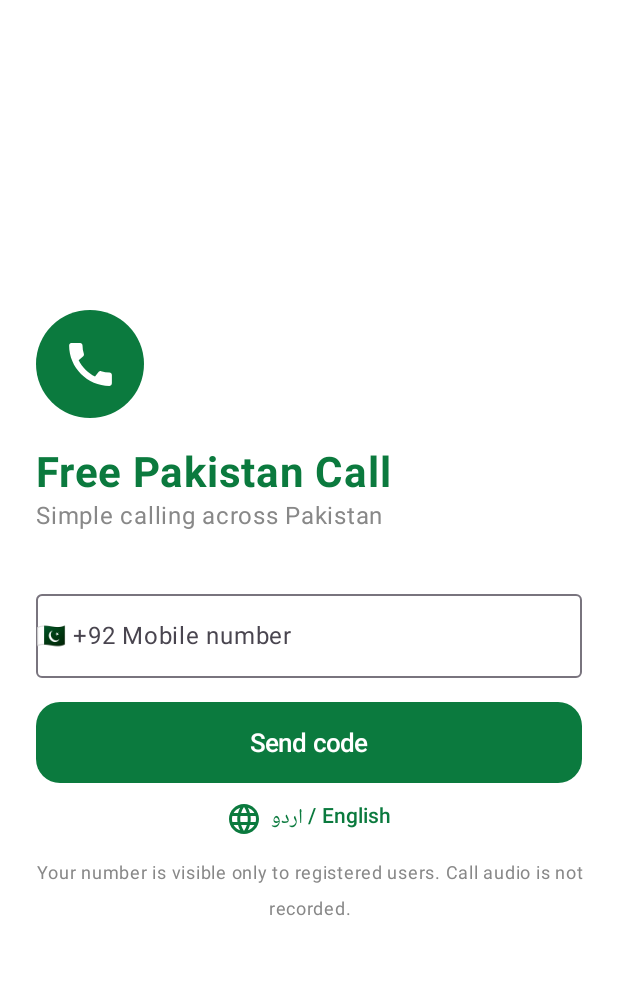
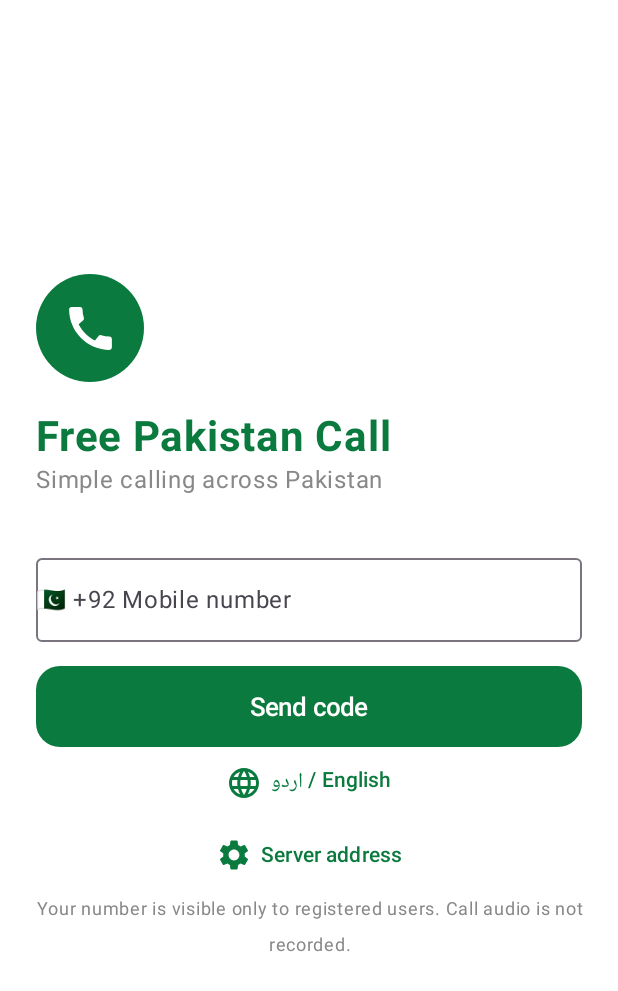
Before and after one commit to awaiskhan852853-droid/freepakistancall, an Android app built with Jetpack Compose: the screen it shows after launch (MainActivity), on a phone screen of 412 x 824 dp. Shown: the top 991 px of the screen. Run offline under Robolectric (Android 15) with nearby library versions, the phone set to English and light mode, and no system bars; libraries missing offline, so code that uses them is left out: com.twilio.voice, org.webrtc; 6 statements that could not run were skipped.

Commit message:
Add files via upload

```diff
--- a/app/src/main/java/com/freepakistancall/app/data/Api.kt
+++ b/app/src/main/java/com/freepakistancall/app/data/Api.kt
@@ -1,6 +1,5 @@
 package com.freepakistancall.app.data
 
-import com.freepakistancall.app.BuildConfig
 import kotlinx.coroutines.Dispatchers
 import kotlinx.coroutines.withContext
 import okhttp3.MediaType.Companion.toMediaType
@@ -25,7 +24,7 @@ object Api {
                 method == "GET" || method == "DELETE" -> null
                 else -> "{}".toRequestBody("application/json".toMediaType())
             }
-            val b = Request.Builder().url(BuildConfig.SERVER_URL + path).method(method, rb)
+            val b = Request.Builder().url(Prefs.serverUrl + path).method(method, rb)
             Prefs.token?.let { b.header("Authorization", "Bearer $it") }
             try {
                 client.newCall(b.build()).execute().use { r ->
--- a/app/src/main/java/com/freepakistancall/app/data/Prefs.kt
+++ b/app/src/main/java/com/freepakistancall/app/data/Prefs.kt
@@ -4,6 +4,7 @@ import android.content.Context
 import android.content.SharedPreferences
 import androidx.security.crypto.EncryptedSharedPreferences
 import androidx.security.crypto.MasterKey
+import com.freepakistancall.app.BuildConfig
 
 /** Encrypted storage (AES-256) for the auth token and profile. */
 object Prefs {
@@ -29,6 +30,10 @@ object Prefs {
     var lang: String
         get() = sp.getString("lang", "ur") ?: "ur"   // Urdu is the default
         set(v) { sp.edit().putString("lang", v).apply() }
+    /** Server address; defaults to the build-time URL but can be changed on the login screen. */
+    var serverUrl: String
+        get() = sp.getString("server", null) ?: BuildConfig.SERVER_URL
+        set(v) { sp.edit().putString("server", v.trim().trimEnd('/')).apply() }
     var fcm: String?
         get() = sp.getString("fcm", null)
         set(v) { sp.edit().putString("fcm", v).apply() }
--- a/app/src/main/java/com/freepakistancall/app/data/Strings.kt
+++ b/app/src/main/java/com/freepakistancall/app/data/Strings.kt
@@ -10,6 +10,7 @@ object S {
     private val m = mapOf(
         "app_name" to ("فری پاکستان کال" to "Free Pakistan Call"),
         "tagline" to ("پاکستان بھر میں آسان کالنگ" to "Simple calling across Pakistan"),
+        "server" to ("سرور کا ایڈریس" to "Server address"),
         "phone" to ("موبائل نمبر" to "Mobile number"),
         "send_code" to ("کوڈ بھیجیں" to "Send code"),
         "otp_title" to ("تصدیقی کوڈ" to "Verification code"),
--- a/app/src/main/java/com/freepakistancall/app/ui/Screens.kt
+++ b/app/src/main/java/com/freepakistancall/app/ui/Screens.kt
@@ -80,6 +80,14 @@ fun AppRoot(vm: AppVM) {
 @Composable
 fun LoginScreen(vm: AppVM, onSent: () -> Unit, onLang: () -> Unit) {
     var phone by remember { mutableStateOf("") }
+    var showServer by remember { mutableStateOf(false) }
+    var serverText by remember { mutableStateOf(Prefs.serverUrl) }
+    if (showServer) AlertDialog(onDismissRequest = { showServer = false },
+        title = { Text(S.t("server")) },
+        text = { OutlinedTextField(serverText, { serverText = it }, singleLine = true, placeholder = { Text("https://...") },
+            keyboardOptions = KeyboardOptions(keyboardType = KeyboardType.Uri)) },
+        confirmButton = { TextButton({ Prefs.serverUrl = serverText; vm.error = null; showServer = false }) { Text(S.t("save")) } },
+        dismissButton = { TextButton({ showServer = false }) { Text(S.t("cancel")) } })
     Column(Modifier.fillMaxSize().padding(24.dp).statusBarsPadding(), verticalArrangement = Arrangement.Center) {
         Box(Modifier.size(72.dp).clip(CircleShape).background(Green), Alignment.Center) { Icon(Icons.Filled.Call, null, tint = Color.White, modifier = Modifier.size(38.dp)) }
         Spacer(Modifier.height(20.dp))
@@ -93,6 +101,7 @@ fun LoginScreen(vm: AppVM, onSent: () -> Unit, onLang: () -> Unit) {
         Spacer(Modifier.height(16.dp))
         BigButton(S.t("send_code"), vm.busy) { vm.requestOtp(phone, onSent) }
         TextButton(onLang, Modifier.align(Alignment.CenterHorizontally)) { Icon(Icons.Filled.Language, null); Spacer(Modifier.width(6.dp)); Text("اردو / English") }
+        TextButton({ serverText = Prefs.serverUrl; showServer = true }, Modifier.align(Alignment.CenterHorizontally)) { Icon(Icons.Filled.Settings, null); Spacer(Modifier.width(6.dp)); Text(S.t("server")) }
         Text(S.t("privacy"), fontSize = 12.sp, color = Color.Gray, textAlign = TextAlign.Center, modifier = Modifier.fillMaxWidth())
     }
 }
```
Also changed, not shown: app/src/main/java/com/freepakistancall/app/call/Signaling.kt (+5 -3 lines), 2 other files.
